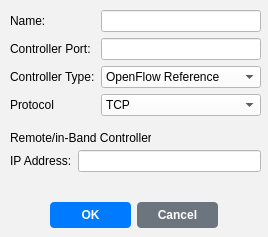
Above: netflux5g-editor/src/gui/ui/Controller_properties.ui from adaptivenetworklab/NetFlux5G before the change. Below: the same form after it.
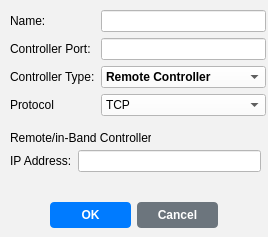
That is the form after the change.

Commit message: Update readme & fix controller deployments

The edit to the form file:
```diff
--- a/netflux5g-editor/src/gui/ui/Controller_properties.ui
+++ b/netflux5g-editor/src/gui/ui/Controller_properties.ui
@@ -123,7 +123,7 @@
      <rect>
       <x>10</x>
       <y>10</y>
-      <width>251</width>
+      <width>256</width>
       <height>120</height>
      </rect>
     </property>
@@ -168,14 +168,17 @@
      </item>
      <item row="2" column="1">
       <widget class="QComboBox" name="Controller_Type">
+       <property name="font">
+        <font>
+         <weight>75</weight>
+         <bold>true</bold>
+         <stylestrategy>PreferDefault</stylestrategy>
+         <kerning>false</kerning>
+        </font>
+       </property>
        <property name="styleSheet">
         <string notr="true">background-color: rgb(255, 255, 255);</string>
        </property>
-       <item>
-        <property name="text">
-         <string>OpenFlow Reference</string>
-        </property>
-       </item>
        <item>
         <property name="text">
          <string>Remote Controller</string>
```
Left out of the diff: 10 changed lines with no effect on the pictures. The commit also changes 7 other files.
